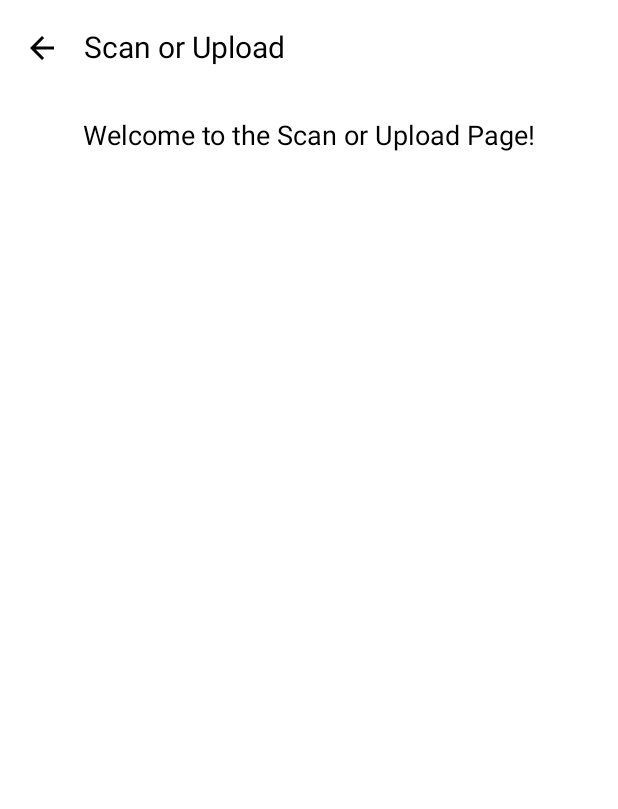
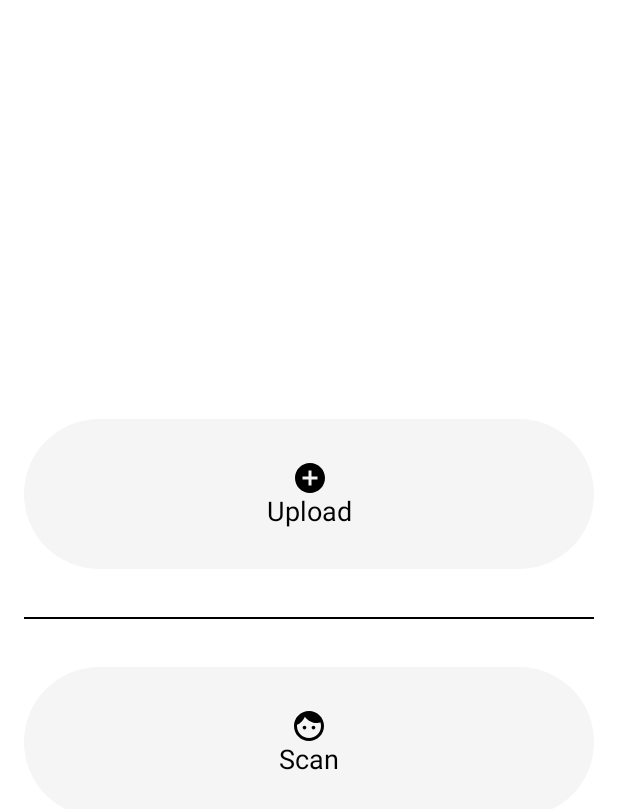
Before and after one commit to MilburnJ/FacialFeatures, an Android app built with Jetpack Compose: the ScanUploadScreen screen opened through its navigation route, on a phone screen of 412 x 824 dp. Shown: the top 809 px of the screen. Run offline under Robolectric (Android 15) with nearby library versions, the phone set to English and light mode, and no system bars.

Commit message:
added separate scan and upload pages after you enter the main scan/upload page. Made the main scan/upload page look nice and gave it functionality

```diff
--- a/app/src/main/java/com/example/facialfeatures/navigation/AppNavGraph.kt
+++ b/app/src/main/java/com/example/facialfeatures/navigation/AppNavGraph.kt
@@ -8,6 +8,8 @@ import com.example.facialfeatures.ui.screens.HomeScreen
 import com.example.facialfeatures.ui.screens.LoginScreen
 import com.example.facialfeatures.ui.screens.ScanUploadScreen
 import com.example.facialfeatures.ui.screens.SkinSurveyScreen
+import com.example.facialfeatures.ui.screens.UploadScreen
+import com.example.facialfeatures.ui.screens.ScanScreen
 
 @Composable
 fun AppNavGraph(navController: NavHostController) {
@@ -28,7 +30,16 @@ fun AppNavGraph(navController: NavHostController) {
             SkinSurveyScreen(onNavigateBack = { navController.popBackStack() })
         }
         composable("scanUpload") {
-            ScanUploadScreen(onNavigateBack = { navController.popBackStack() })
+            ScanUploadScreen(
+                onNavigateToUpload = { navController.navigate("upload") },
+                onNavigateToScan = { navController.navigate("scan") }
+            )
+        }
+        composable("upload") {
+            UploadScreen(onNavigateBack = { navController.popBackStack() })
+        }
+        composable("scan") {
+            ScanScreen(onNavigateBack = { navController.popBackStack() })
         }
 
     }
--- a/app/src/main/java/com/example/facialfeatures/ui/screens/ScanUploadScreen.kt
+++ b/app/src/main/java/com/example/facialfeatures/ui/screens/ScanUploadScreen.kt
@@ -5,43 +5,84 @@ import androidx.compose.material3.*
 import androidx.compose.runtime.Composable
 import androidx.compose.ui.Alignment
 import androidx.compose.ui.Modifier
+import androidx.compose.ui.graphics.Color
+import androidx.compose.ui.text.style.TextAlign
 import androidx.compose.ui.unit.dp
 import androidx.compose.ui.unit.sp
 import androidx.compose.material.icons.Icons
-import androidx.compose.material.icons.filled.ArrowBack
+import androidx.compose.material.icons.filled.AddCircle
+import androidx.compose.material.icons.filled.Face
 
-
-@OptIn(ExperimentalMaterial3Api::class)
 @Composable
-fun ScanUploadScreen(onNavigateBack: () -> Unit) {
+fun ScanUploadScreen(
+    onNavigateToUpload: () -> Unit,
+    onNavigateToScan: () -> Unit
+) {
     Scaffold(
-        topBar = {
-            TopAppBar(
-                title = { Text(text = "Scan or Upload", fontSize = 20.sp) },
-                navigationIcon = {
-                    IconButton(onClick = onNavigateBack) {
-                        Icon(
-                            imageVector = Icons.Default.ArrowBack,
-                            contentDescription = "Back"
-                        )
-                    }
-                }
-            )
-        },
         content = { innerPadding ->
             Column(
                 modifier = Modifier
                     .fillMaxSize()
                     .padding(innerPadding)
                     .padding(16.dp),
-                horizontalAlignment = Alignment.CenterHorizontally
+                horizontalAlignment = Alignment.CenterHorizontally,
+                verticalArrangement = Arrangement.Center
             ) {
-                Text(
-                    text = "Welcome to the Scan or Upload Page!",
-                    style = MaterialTheme.typography.bodyLarge
-                )
-                Spacer(modifier = Modifier.height(16.dp))
-                // Add your scan/upload UI components here
+                // Upload Button
+                Button(
+                    onClick = onNavigateToUpload,
+                    modifier = Modifier
+                        .fillMaxWidth()
+                        .height(100.dp),
+                    colors = ButtonDefaults.buttonColors(containerColor = Color(0xFFF5F5F5))
+                ) {
+                    Column(horizontalAlignment = Alignment.CenterHorizontally) {
+                        Icon(
+                            imageVector = Icons.Default.AddCircle,
+                            contentDescription = "Upload Icon",
+                            modifier = Modifier.size(24.dp),
+                            tint = Color.Black
+                        )
+                        Text(
+                            text = "Upload",
+                            style = MaterialTheme.typography.bodyLarge.copy(fontSize = 18.sp),
+                            textAlign = TextAlign.Center,
+                            color = Color.Black
+                        )
+                    }
+                }
+
+                Spacer(modifier = Modifier.height(32.dp))
+
+                // Horizontal Divider
+                Divider(color = Color.Black, thickness = 1.dp)
+
+                Spacer(modifier = Modifier.height(32.dp))
+
+                // Scan Button
+                Button(
+                    onClick = onNavigateToScan,
+                    modifier = Modifier
+                        .fillMaxWidth()
+                        .height(100.dp),
+                    colors = ButtonDefaults.buttonColors(containerColor = Color(0xFFF5F5F5))
+                ) {
+                    Column(horizontalAlignment = Alignment.CenterHorizontally) {
+                        Icon(
+                            imageVector = Icons.Default.Face,
+                            contentDescription = "Scan Icon",
+                            modifier = Modifier.size(24.dp),
+                            tint = Color.Black
+
+                        )
+                        Text(
+                            text = "Scan",
+                            style = MaterialTheme.typography.bodyLarge.copy(fontSize = 18.sp),
+                            textAlign = TextAlign.Center,
+                            color = Color.Black
+                        )
+                    }
+                }
             }
         }
     )
```
Also changed, not shown: app/src/main/java/com/example/facialfeatures/ui/screens/ScanScreen.kt (added, +43 -0 lines), app/src/main/java/com/example/facialfeatures/ui/screens/UploadScreen.kt (added, +43 -0 lines).
